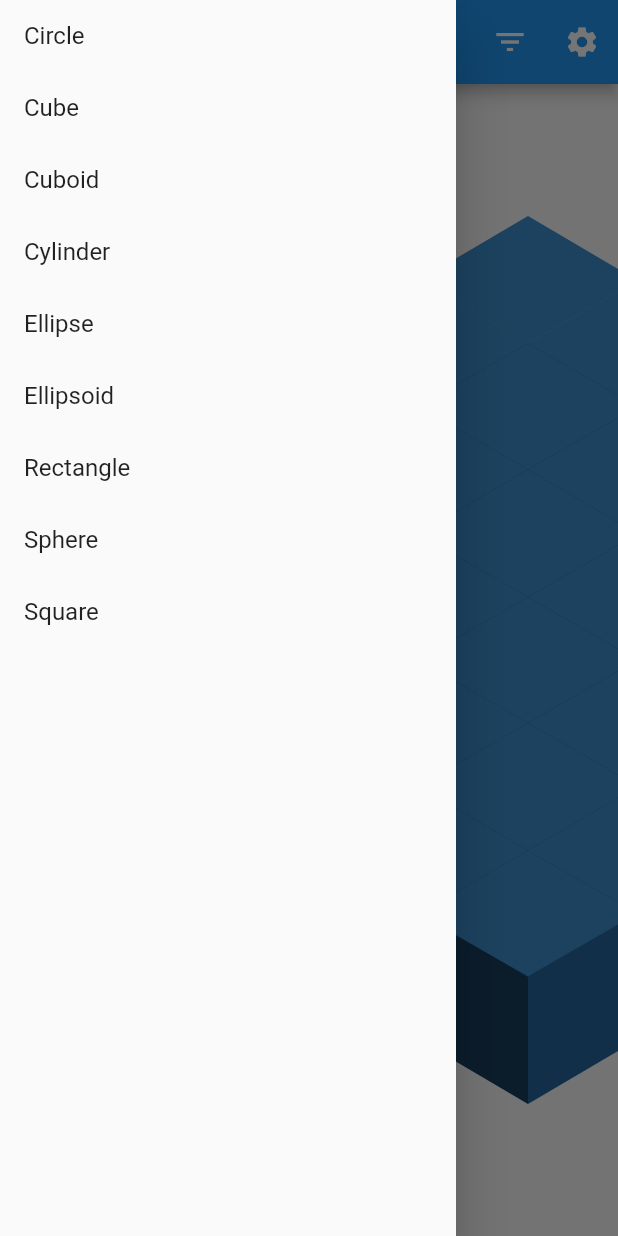
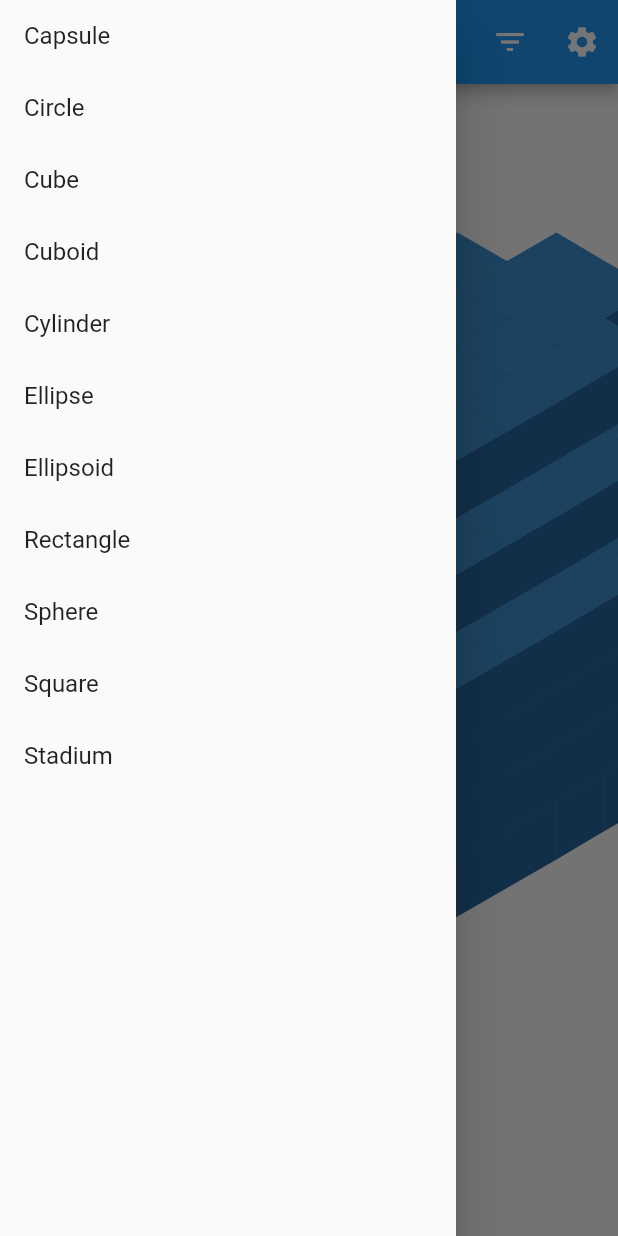
Before and after one commit to ddmgy/voxel_generator, a Flutter app: the screen it shows after launch, with the side drawer open, on a phone screen of 412 x 824 dp. Run offline on Flutter 3.47's test engine with Material 2 defaults, Android fonts, the light colour scheme and no system bars; our stand-ins replace flutter_colorpicker, flutter_markdown, shared_preferences, url_launcher_web; missing offline and left inert: markdown, preferences_ui, shared_preferences_web.

Commit message:
Add capsule and stadium shapes.

```diff
--- /dev/null
+++ b/lib/shape/capsule.dart
@@ -0,0 +1,18 @@
+import 'package:voxel_generator/shape/base.dart';
+import 'package:voxel_generator/shape/shape_utils.dart';
+
+class Capsule extends Shape3d {
+  final int sideLength;
+
+  Capsule({
+    this.sideLength,
+    int diameter,
+  }) : super(
+    width: sideLength + diameter,
+    depth: diameter,
+    height: diameter,
+  );
+
+  @override
+  bool contains(num x, num y, num z) => ShapeUtils.pointInCapsule(x, y, z, sideLength, depth);
+}
--- /dev/null
+++ b/lib/shape/stadium.dart
@@ -0,0 +1,18 @@
+import 'package:voxel_generator/shape/base.dart';
+import 'package:voxel_generator/shape/shape_utils.dart';
+
+class Stadium extends Shape3d {
+  final int sideLength;
+
+  Stadium({
+    this.sideLength,
+    int diameter,
+  }) : super(
+    width: sideLength + diameter,
+    depth: diameter,
+    height: 1,
+  );
+
+  @override
+  bool contains(num x, num y, num z) => ShapeUtils.pointInStadium(x, y, sideLength, depth);
+}
--- a/lib/shape_type.dart
+++ b/lib/shape_type.dart
@@ -1,6 +1,7 @@
 import 'package:voxel_generator/utils.dart';
 
 enum ShapeType {
+  Capsule,
   Circle,
   Cube,
   Cuboid,
@@ -10,6 +11,7 @@ enum ShapeType {
   Rectangle,
   Sphere,
   Square,
+  Stadium,
 }
 
 extension ShapeTypeExtensions on ShapeType {
--- a/lib/ui/home_screen.dart
+++ b/lib/ui/home_screen.dart
@@ -5,6 +5,8 @@ import 'package:provider/provider.dart';
 import 'package:voxel_generator/option_tile_type.dart';
 
 import 'package:voxel_generator/preference/preferences_provider.dart';
+import 'package:voxel_generator/shape/capsule.dart';
+import 'package:voxel_generator/shape/stadium.dart';
 import 'package:voxel_generator/shape_properties.dart';
 import 'package:voxel_generator/shape_type.dart';
 import 'package:voxel_generator/shape/base.dart';
@@ -138,7 +140,10 @@ class HomeScreen extends StatelessWidget {
     children.add(viewerOptionsTile);
 
     final properties = <Widget>[];
-    if (shapeType == ShapeType.Circle) {
+    if (shapeType == ShapeType.Capsule) {
+      properties.add(PropertySideLengthButton(shapeType: shapeType));
+      properties.add(PropertyDiameterButton(shapeType: shapeType));
+    } else if (shapeType == ShapeType.Circle) {
       properties.add(PropertyDiameterButton(shapeType: shapeType));
     } else if (shapeType == ShapeType.Cube) {
       properties.add(PropertySideLengthButton(shapeType: shapeType));
@@ -147,7 +152,8 @@ class HomeScreen extends StatelessWidget {
       properties.add(PropertyDepthButton(shapeType: shapeType));
       properties.add(PropertyHeightButton(shapeType: shapeType));
     } else if (shapeType == ShapeType.Cylinder) {
-      properties.add(PropertyDiameterButton(shapeType: shapeType));
+      properties.add(PropertyWidthButton(shapeType: shapeType));
+      properties.add(PropertyDepthButton(shapeType: shapeType));
       properties.add(PropertyHeightButton(shapeType: shapeType));
     } else if (shapeType == ShapeType.Ellipse) {
       properties.add(PropertyWidthButton(shapeType: shapeType));
@@ -163,6 +169,9 @@ class HomeScreen extends StatelessWidget {
       properties.add(PropertyDiameterButton(shapeType: shapeType));
     } else if (shapeType == ShapeType.Square) {
       properties.add(PropertySideLengthButton(shapeType: shapeType));
+    } else if (shapeType == ShapeType.Stadium) {
+      properties.add(PropertySideLengthButton(shapeType: shapeType));
+      properties.add(PropertyDiameterButton(shapeType: shapeType));
     }
     final propertiesTile = ExpansionTile(
       leading: Icon(
@@ -267,7 +276,12 @@ class HomeScreen extends StatelessWidget {
   Shape3d _getShapeForShapeType(BuildContext context, ShapeType shapeType) {
     final prefs = Provider.of<PreferencesProvider>(context, listen: false);
 
-    if (shapeType == ShapeType.Circle) {
+    if (shapeType == ShapeType.Capsule) {
+      return Capsule(
+        sideLength: prefs.getShapeProperty(shapeType, ShapeProperties.sideLength, 8),
+        diameter: prefs.getShapeProperty(shapeType, ShapeProperties.diameter, 8),
+      );
+    } else if (shapeType == ShapeType.Circle) {
       return Circle(
         diameter: prefs.getShapeProperty(shapeType, ShapeProperties.diameter, 8),
       );
@@ -283,7 +297,8 @@ class HomeScreen extends StatelessWidget {
       );
     } else if (shapeType == ShapeType.Cylinder) {
       return Cylinder(
-        diameter: prefs.getShapeProperty(shapeType, ShapeProperties.diameter, 8),
+        width: prefs.getShapeProperty(shapeType, ShapeProperties.width, 8),
+        depth: prefs.getShapeProperty(shapeType, ShapeProperties.depth, 8),
         height: prefs.getShapeProperty(shapeType, ShapeProperties.height, 8),
       );
     } else if (shapeType == ShapeType.Ellipse) {
@@ -309,6 +324,11 @@ class HomeScreen extends StatelessWidget {
     } else if (shapeType == ShapeType.Square) {
       return Square(
         sideLength: prefs.getShapeProperty(shapeType, ShapeProperties.sideLength, 8),
+      );
+    } else if (shapeType == ShapeType.Stadium) {
+      return Stadium(
+        sideLength: prefs.getShapeProperty(shapeType, ShapeProperties.sideLength, 8),
+        diameter: prefs.getShapeProperty(shapeType, ShapeProperties.diameter, 8),
       );
     }
     throw Exception('unreachable');
```
Also changed, not shown: 1 other file.
